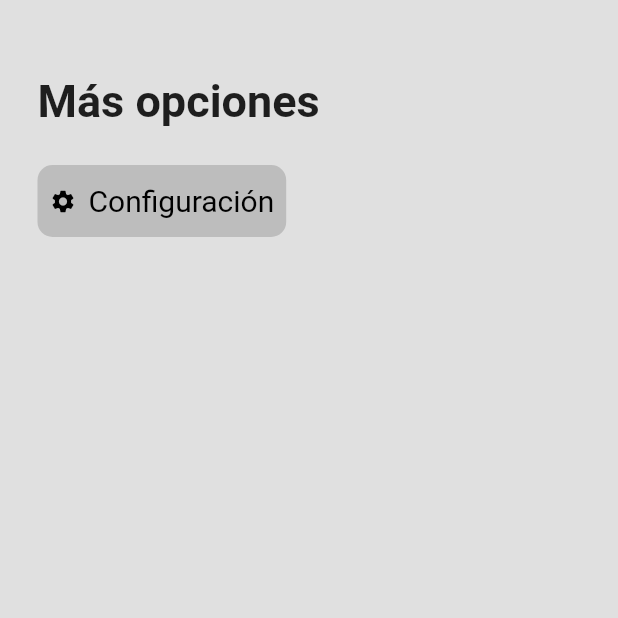
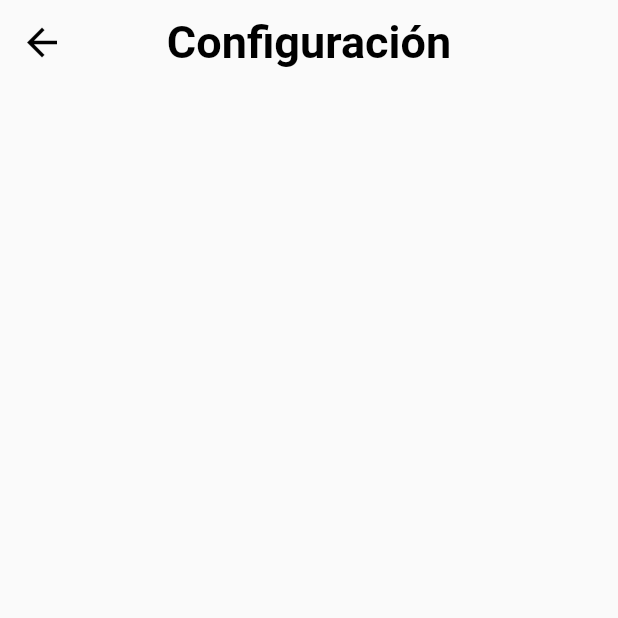
Before and after one commit to geroxima/ctn-now, a Flutter app: the SettingsScreen screen opened directly, after a tap on "Configuración", on a phone screen of 412 x 824 dp, the top half of it. Run offline on Flutter 3.47's test engine with Material 2 defaults, Android fonts, the phone set to English and light mode, and no system bars; our stand-ins replace google_fonts, google_nav_bar, line_icons, lottie, syncfusion_flutter_calendar; missing offline and left inert: syncfusion_flutter_core, syncfusion_localizations; network calls fail.

Commit message:
Commit 25 07 22

```diff
--- a/lib/main.dart
+++ b/lib/main.dart
@@ -2,6 +2,9 @@
 
 import 'package:flutter/material.dart';
 import 'package:test/homepage.dart';
+import 'package:test/screens/home.dart';
+import 'package:test/util/calendar_sf.dart';
+import 'package:test/util/theme_provider.dart';
 
 void main() {
   runApp(const MyApp());
@@ -18,3 +21,17 @@ class MyApp extends StatelessWidget {
     );
   }
 }
+
+class MyColor extends StatelessWidget {
+  const MyColor({Key? key}) : super(key: key);
+
+  @override
+  Widget build(BuildContext context) {
+   return MaterialApp(
+    themeMode: ThemeMode.system,
+    theme: MyThemes.lightTheme,
+    darkTheme: MyThemes.darkTheme,
+    home: HomeScreen(),
+   );
+  }
+}
--- a/lib/screens/home.dart
+++ b/lib/screens/home.dart
@@ -17,7 +17,6 @@ class HomeScreenState extends State<HomeScreen> {
   @override
   Widget build(BuildContext context) {
     return Scaffold(
-      backgroundColor: Colors.grey[300],
       body: Column(
         crossAxisAlignment: CrossAxisAlignment.start,
         // ignore: prefer_const_literals_to_create_immutables
--- a/lib/screens/map.dart
+++ b/lib/screens/map.dart
@@ -19,7 +19,6 @@ class _MapScreenState extends State<MapScreen> {
         children: [
           Expanded(
             child: Container(
-              child: FullMap(),
             ),)
         ],
       ),
--- a/lib/screens/settings.dart
+++ b/lib/screens/settings.dart
@@ -1,5 +1,7 @@
+import 'package:flutter/cupertino.dart';
 import 'package:flutter/material.dart';
 import 'package:google_fonts/google_fonts.dart';
+import 'package:test/screens/settings_screens/maing_settings.dart';
 
 class SettingsScreen extends StatefulWidget {
   const SettingsScreen({Key? key}) : super(key: key);
@@ -14,50 +16,46 @@ class _SettingsScreenState extends State<SettingsScreen> {
     return Scaffold(
       backgroundColor: Colors.grey[300],
       body: Column(
-
         crossAxisAlignment: CrossAxisAlignment.start,
         children: [
-
-          SizedBox(height: 50,),
-
-          //////
+          const SizedBox(height: 50,),
           Padding(
             padding: const EdgeInsets.symmetric(horizontal: 25.0),
-            child: Container(
             child: Text("Más opciones",
             style: GoogleFonts.roboto(
               fontSize: 30,
               fontWeight: FontWeight.bold,),
             ),
           ),
+          const SizedBox(height: 25,),
+          Padding(
+            padding: const EdgeInsets.only(left: 25.0),
+            child: ElevatedButton.icon(
+              icon: const Icon(
+                CupertinoIcons.slider_horizontal_3,
+                color: Colors.black,),
+              style: ElevatedButton.styleFrom(
+                padding: const EdgeInsets.all(0),
+                shadowColor: Colors.transparent,
+                primary: Colors.transparent,
               ),
-
-          SizedBox(height: 25,),
-
-          Padding(
-            padding: const EdgeInsets.symmetric(horizontal: 25.0),
-            child: Container(
-              decoration: BoxDecoration(
-                borderRadius: BorderRadius.circular(10),
-                color: Colors.grey.shade400,
-              ),
-
-
-              child: TextButton.icon(
-                onPressed: (){
-
-                },
-
-                icon: Icon(Icons.settings, size: 18, color: Colors.black,),
-                label: Text("Configuración",
+              label: Text('Configuración',
               style: GoogleFonts.roboto(
                 fontSize: 20,
-                  fontWeight: FontWeight.w400,
-                  color: Colors.black
-                ),),
+                fontStyle: FontStyle.normal,
+                fontWeight: FontWeight.w500,
+                color: Colors.black,
               ),
               ),
+              onPressed: (){
+                Navigator.push(
+                  context,
+                  MaterialPageRoute(builder: (context)=>const MainSettings()),
+                  );
+              },
               ),
+          )
+
         ],
       ),
     );
--- /dev/null
+++ b/lib/screens/settings_screens/maing_settings.dart
@@ -0,0 +1,39 @@
+import 'package:flutter/material.dart';
+import 'package:google_fonts/google_fonts.dart';
+import 'package:test/screens/settings.dart';
+
+class MainSettings extends StatefulWidget {
+  const MainSettings({Key? key}) : super(key: key);
+
+  @override
+  State<MainSettings> createState() => _MainSettingsState();
+}
+
+class _MainSettingsState extends State<MainSettings> {
+  @override
+  Widget build(BuildContext context) {
+    return Scaffold(
+      appBar: AppBar(
+        title: Text('Configuración',
+        style: GoogleFonts.roboto(
+          fontSize: 30,
+          color: Colors.black,
+          fontWeight: FontWeight.bold,),
+        ),
+        centerTitle: true,
+        iconTheme: const IconThemeData(
+          size: 30,
+          color: Colors.black
+        ),
+        backgroundColor: Colors.transparent,
+        shadowColor: Colors.transparent,
+      ),
+      body: Column(
+        children: [
+          SizedBox(height: 50,)
+
+        ],
+      ),
+    );
+  }
+}
--- /dev/null
+++ b/lib/util/theme_provider.dart
@@ -0,0 +1,11 @@
+import 'package:flutter/material.dart';
+
+class MyThemes {
+  static final darkTheme = ThemeData(
+    scaffoldBackgroundColor: Colors.green.shade700,
+  );
+
+  static final lightTheme = ThemeData(
+    scaffoldBackgroundColor: Colors.blue.shade900,
+  );
+}
```
Also changed, not shown: lib/homepage.dart (+4 -3 lines), lib/util/maps_mapbox.dart (+77 -77 lines), lib/util/theme_switch.dart (added), 99 other files. Lines whose indentation alone changed are shown as unchanged.
